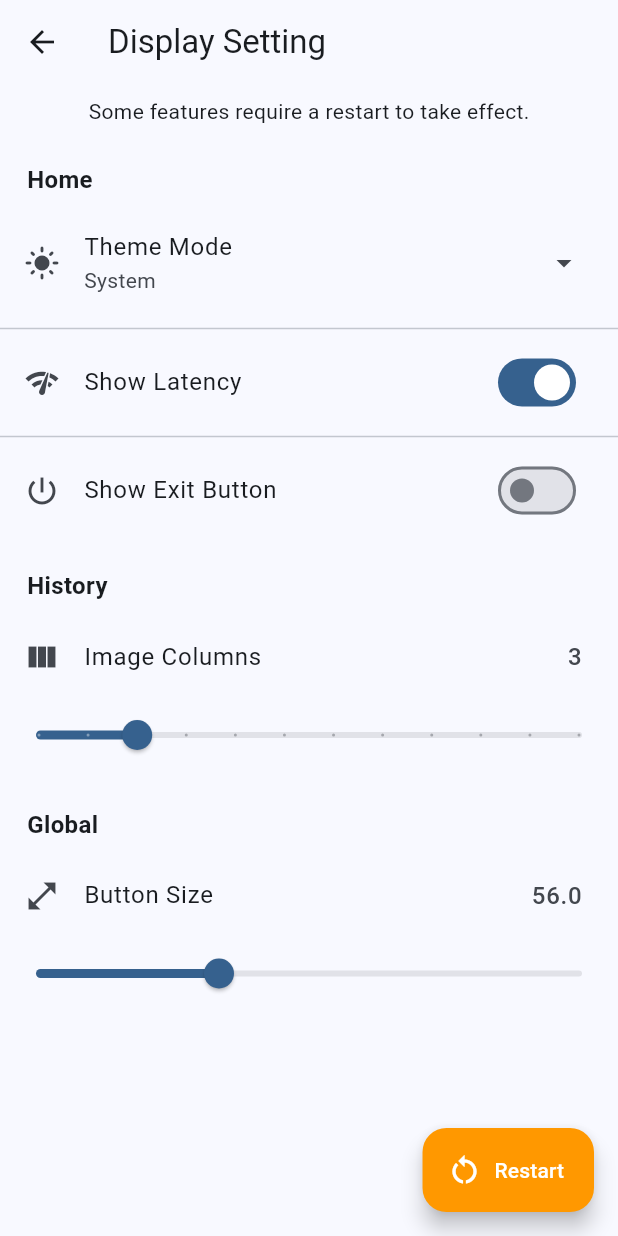
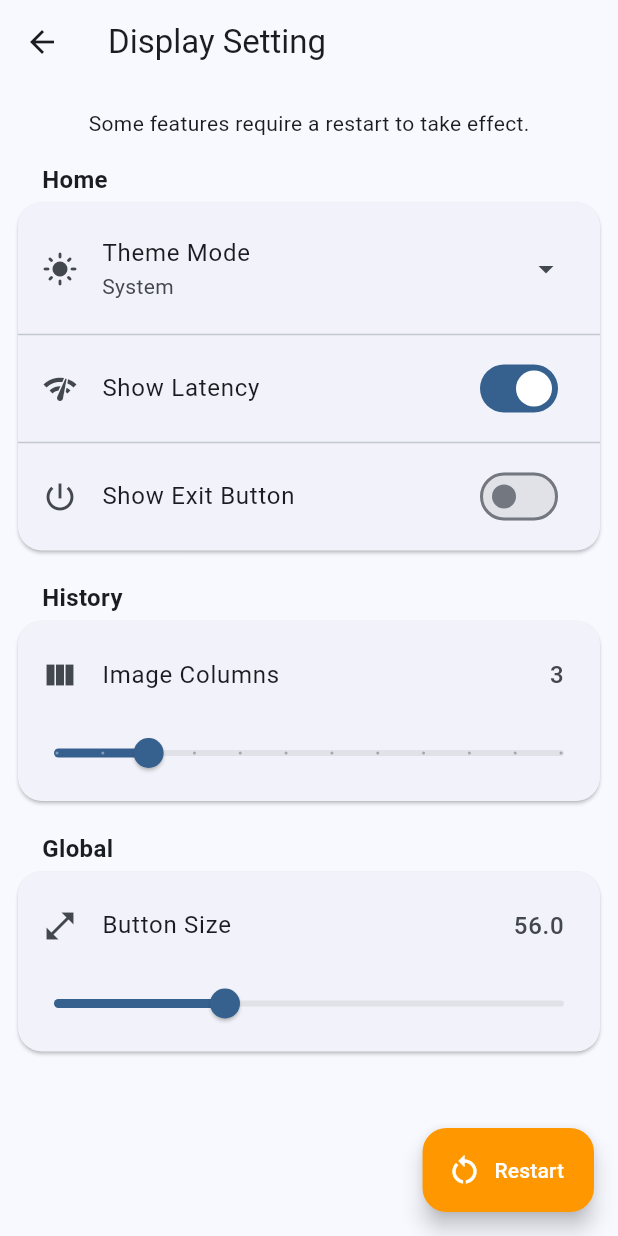
Before and after one commit to KSSJW/lucky-artwork, a Flutter app: the Setting screen opened directly, after a tap on "Display", on a phone screen of 412 x 824 dp. Run offline on Flutter 3.47's test engine with Material 3 defaults, Android fonts, the light colour scheme and no system bars; our stand-ins replace flutter_phoenix, permission_handler, shared_preferences; missing offline and left inert: image_gallery_saver_plus; accounts and stored records are empty.

Commit message:
1.2.0-alpha.2 (Style) The setting style has been updated

```diff
--- a/lib/setting/cache/cache_setting.dart
+++ b/lib/setting/cache/cache_setting.dart
@@ -81,14 +81,25 @@
           return Scaffold(
             appBar: AppBar(title: Text("Cache Setting")),
             body: ListView(
+              padding: EdgeInsets.all(8),
               children: [
+
+                SizedBox(height: 8),
                 Column(
                   children: [
                     Text("Some features require a restart to take effect.")
                   ],
                 ),
+                SizedBox(height: 16),
+
+                Card(
+                  shape: RoundedRectangleBorder(
+                    borderRadius: BorderRadius.circular(16),
+                  ),
+                  child: Column(
+                    children: [
+
                       SizedBox(height: 8),
-
                       SwitchListTile(
                         title: Text("Enable Cache and History"),
                         secondary: Icon(Icons.history),
@@ -153,6 +164,10 @@
                             },
                           );
                         },
+                      ),
+                      SizedBox(height: 8),
+                    ],
+                  ),
                 ),
               ],
             ),
--- a/lib/setting/display/display_setting.dart
+++ b/lib/setting/display/display_setting.dart
@@ -89,6 +89,7 @@
           return Scaffold(
             appBar: AppBar(title: Text("Display Setting")),
             body: ListView(
+              padding: EdgeInsets.all(8),
               children: [
 
                 SizedBox(height: 8),
@@ -97,11 +98,11 @@
                     Text("Some features require a restart to take effect.")
                   ],
                 ),
+                SizedBox(height: 16),
 
-                SizedBox(height: 24),
                 Row(
                   children: [
-                    SizedBox(width: 18),
+                    SizedBox(width: 20),
                     Text(
                       "Home",
                       style: TextStyle(
@@ -111,8 +112,15 @@
                     ),
                   ],
                 ),
+
+                Card(
+                  shape: RoundedRectangleBorder(
+                    borderRadius: BorderRadius.circular(16),
+                  ),
+                  child: Column(
+                    children: [
+
                       SizedBox(height: 8),
-
                       PopupMenuButton<String>(
                         onSelected: (value) {
                           switch (value) {
@@ -179,11 +187,15 @@
                           });
                         },
                       ),
+                      SizedBox(height: 8),
+                    ],
+                  ),
+                ),
 
-                SizedBox(height: 24),
+                SizedBox(height: 16),
                 Row(
                   children: [
-                    SizedBox(width: 18),
+                    SizedBox(width: 20),
                     Text(
                       "History",
                       style: TextStyle(
@@ -193,8 +205,15 @@
                     ),
                   ],
                 ),
+
+                Card(
+                  shape: RoundedRectangleBorder(
+                    borderRadius: BorderRadius.circular(16),
+                  ),
+                  child: Column(
+                    children: [
+
                       SizedBox(height: 8),
-
                       ListTile(
                         title: Text("Image Columns"),
                         leading: Icon(Icons.view_column),
@@ -216,11 +235,15 @@
                           });
                         },
                       ),
+                      SizedBox(height: 8),
+                    ],
+                  ),
+                ),
 
-                SizedBox(height: 24),
+                SizedBox(height: 16),
                 Row(
                   children: [
-                    SizedBox(width: 18),
+                    SizedBox(width: 20),
                     Text(
                       "Global",
                       style: TextStyle(
@@ -230,8 +253,15 @@
                     ),
                   ],
                 ),
+
+                Card(
+                  shape: RoundedRectangleBorder(
+                    borderRadius: BorderRadius.circular(16),
+                  ),
+                  child: Column(
+                    children: [
+
                       SizedBox(height: 8),
-
                       ListTile(
                         title: Text("Button Size"),
                         leading: Icon(Icons.open_in_full),
@@ -253,6 +283,11 @@
                           });
                         },
                       ),
+                      SizedBox(height: 8),
+                    ],
+                  ),
+                ),
+
                 SizedBox(height: 100)
               ],
             ),
--- a/lib/setting/setting.dart
+++ b/lib/setting/setting.dart
@@ -16,7 +16,7 @@
 
   TextSpan getVersion() {
     return TextSpan(
-      text: "1.2.0-alpha.1",
+      text: "1.2.0-alpha.2",
       style: TextStyle(
         color: Colors.red,
       ),
@@ -30,7 +30,17 @@
     return Scaffold(
       appBar: AppBar(title: Text("Setting")),
       body: ListView(
+        padding: EdgeInsets.all(8),
         children: [
+
+          Card(
+            shape: RoundedRectangleBorder(
+              borderRadius: BorderRadius.circular(16),
+            ),
+            child: Column(
+              children: [
+
+                SizedBox(height: 8),
                 ListTile(
                   leading: Icon(Icons.api),
                   title: Text("API"),
@@ -236,6 +246,10 @@
                     )
                   },
                 ),
+                SizedBox(height: 8),
+              ],
+            ),
+          ),
         ]
       )
     );
--- a/pubspec.yaml
+++ b/pubspec.yaml
@@ -16,7 +16,7 @@
 # https://developer.apple.com/library/archive/documentation/General/Reference/InfoPlistKeyReference/Articles/CoreFoundationKeys.html
 # In Windows, build-name is used as the major, minor, and patch parts
 # of the product and file versions while build-number is used as the build suffix.
-version: 1.2.0-alpha.1+15
+version: 1.2.0-alpha.2+16
 
 environment:
   sdk: ^3.11.1
```
Lines whose indentation alone changed are shown as unchanged.
